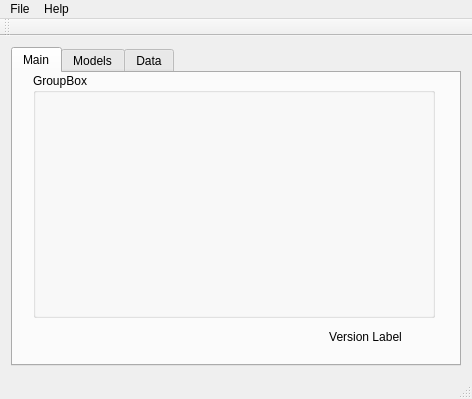
This is src/MacsurAdapter/madmainwindowbase.ui in arkygeek/MAD as Qt 5 draws it before an edit. The edited form follows.
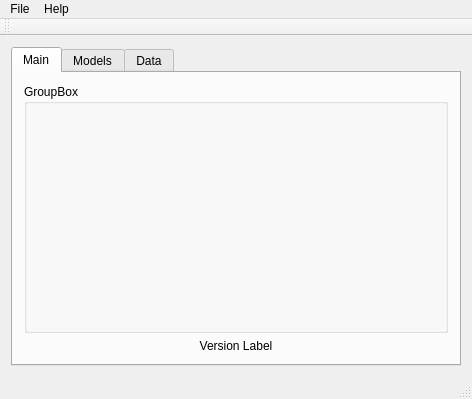
This is the edited form. The open tabs and pages were chosen to show the change.

Commit message: tables displaying correctly in StateVars tab now.

Patch:
```diff
--- a/src/MacsurAdapter/madmainwindowbase.ui
+++ b/src/MacsurAdapter/madmainwindowbase.ui
@@ -24,15 +24,9 @@
        <attribute name="title">
         <string>Main</string>
        </attribute>
+       <layout class="QGridLayout" name="gridLayout_4">
+        <item row="0" column="0">
        <widget class="QGroupBox" name="groupBox">
-        <property name="geometry">
-         <rect>
-          <x>20</x>
-          <y>0</y>
-          <width>402</width>
-          <height>245</height>
-         </rect>
-        </property>
         <property name="sizePolicy">
          <sizepolicy hsizetype="Preferred" vsizetype="Expanding">
           <horstretch>0</horstretch>
@@ -43,15 +37,9 @@
          <string>GroupBox</string>
         </property>
        </widget>
+        </item>
+        <item row="1" column="0">
        <widget class="QLabel" name="lblVersion">
-        <property name="geometry">
-         <rect>
-          <x>310</x>
-          <y>256</y>
-          <width>85</width>
-          <height>16</height>
-         </rect>
-        </property>
         <property name="text">
          <string>Version Label</string>
         </property>
@@ -59,6 +47,8 @@
          <set>Qt::AlignCenter</set>
         </property>
        </widget>
+        </item>
+       </layout>
       </widget>
       <widget class="QWidget" name="tabModels">
        <attribute name="title">
```
Left out of the diff: 2 changed lines with no effect on the pictures. Lines whose indentation alone changed are shown as unchanged. The commit also changes 5 other files.
